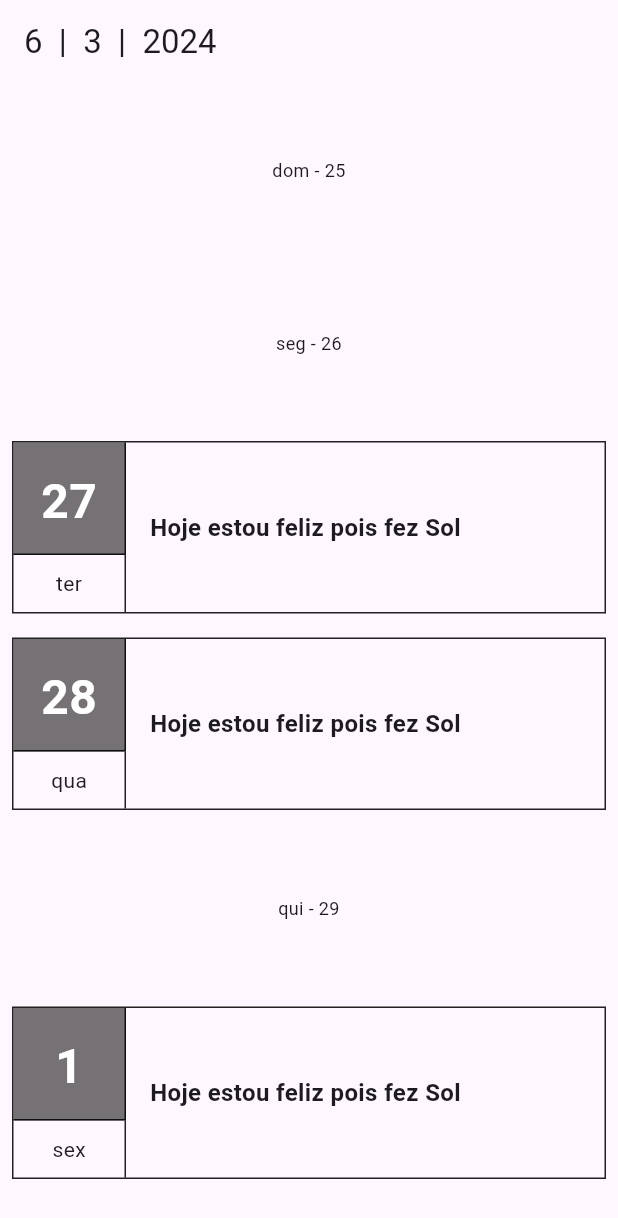
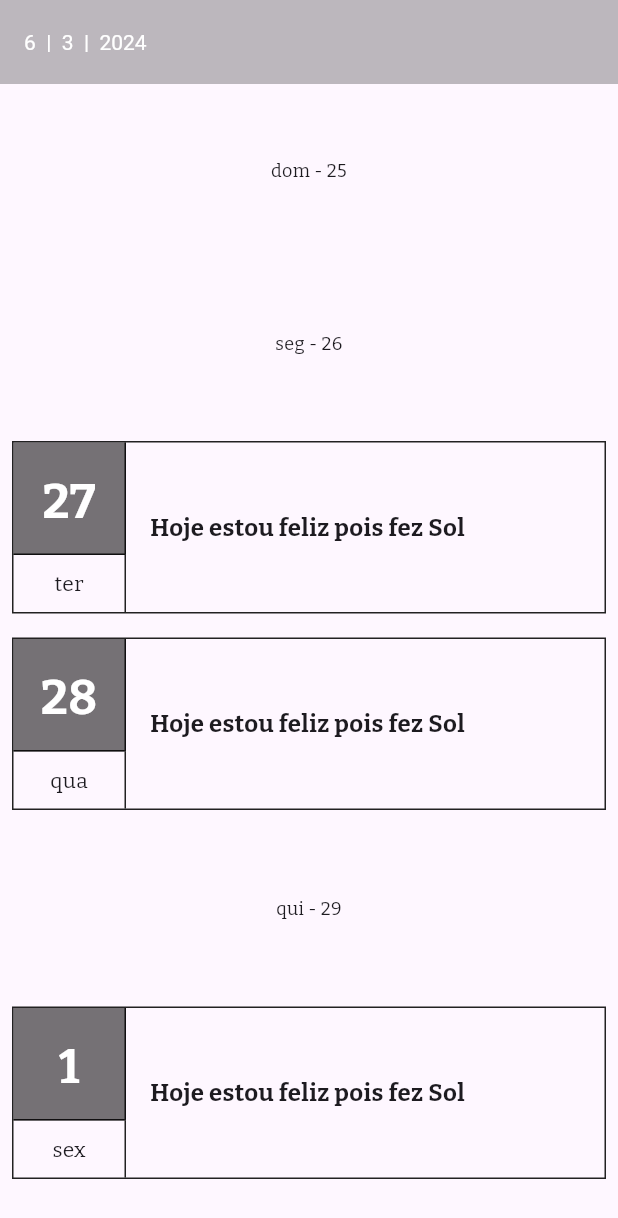
Before and after one commit to rrmcastro/flutter_com_webapi, a Flutter app: the screen it shows after launch, on a phone screen of 412 x 824 dp. Shown: the top 1218 px of the screen. Run offline on Flutter 3.47's test engine with Material 3 defaults, Android fonts, the phone set to English and light mode, and no system bars; our stand-ins replace google_fonts.

Commit message:
Organizando aplicação

```diff
--- a/lib/main.dart
+++ b/lib/main.dart
@@ -1,4 +1,5 @@
 import 'package:flutter/material.dart';
+import 'package:google_fonts/google_fonts.dart';
 import 'screens/home_screen/home_screen.dart';
 
 void main() {
@@ -7,11 +8,23 @@ void main() {
 
 class MyApp extends StatelessWidget {
   const MyApp({Key? key}) : super(key: key);
+
   @override
   Widget build(BuildContext context) {
     return MaterialApp(
       title: 'Simple Journal',
       debugShowCheckedModeBanner: false,
+      theme: ThemeData(
+        primarySwatch: Colors.grey,
+        appBarTheme: const AppBarTheme(
+          elevation: 0,
+          backgroundColor: Colors.black26,
+          titleTextStyle: TextStyle(
+            color: Colors.white,
+          ),
+        ),
+        textTheme: GoogleFonts.bitterTextTheme(),
+      ),
       darkTheme: ThemeData.dark(),
       themeMode: ThemeMode.light,
       initialRoute: "home",
--- a/pubspec.yaml
+++ b/pubspec.yaml
@@ -13,13 +13,15 @@ dependencies:
     sdk: flutter
 
   cupertino_icons: ^1.0.2
-  uuid: ^3.0.6
+  uuid: ^4.3.3
+  google_fonts: ^6.2.1
+
 
 dev_dependencies:
   flutter_test:
     sdk: flutter
 
-  flutter_lints: ^2.0.0
+  flutter_lints: ^3.0.1
 
 flutter:
 
```
Also changed, not shown: pubspec.lock, 1 other file.
